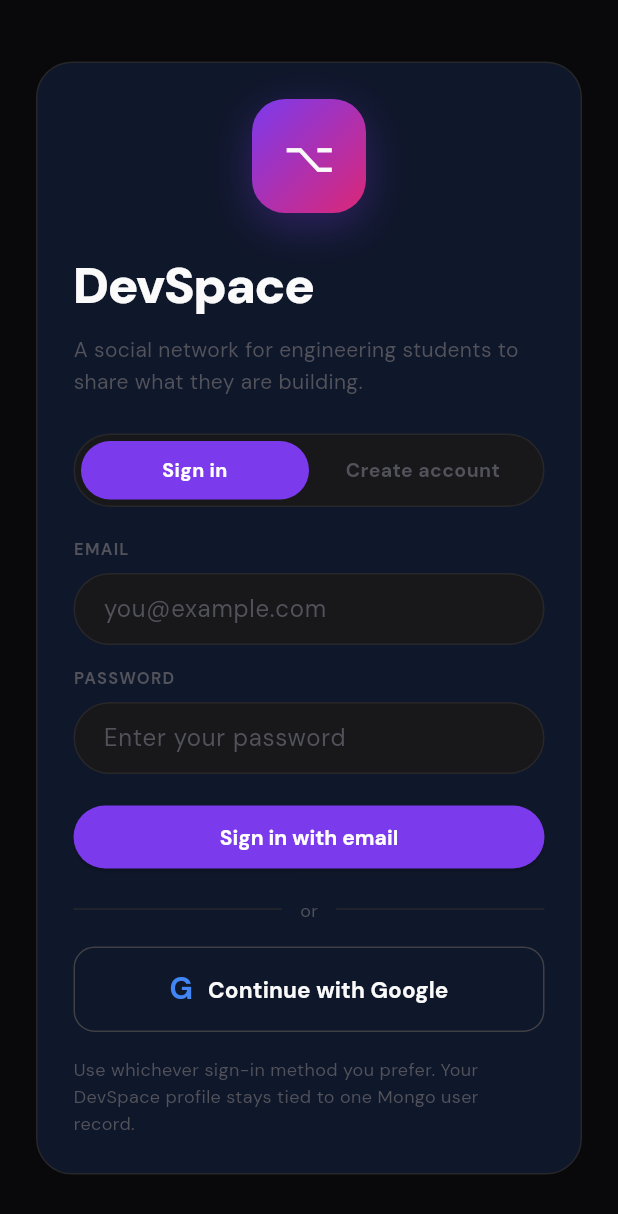
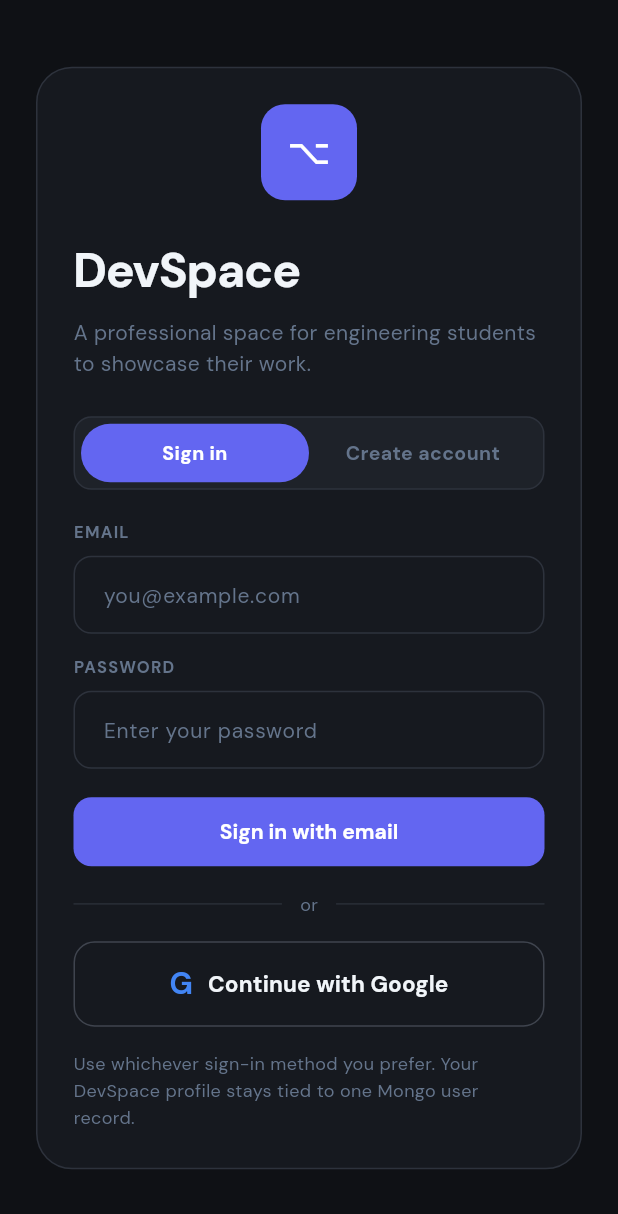
Before and after one commit to devspace-dev/Devspace, a Flutter app: the screen it shows after launch, on a phone screen of 412 x 824 dp. Shown: the top 1214 px of the screen. Run offline on Flutter 3.47's test engine with Material 3 defaults, Android fonts, the phone set to English and light mode, and no system bars; our stand-ins replace cached_network_image, flutter_local_notifications, google_fonts, image_picker, supabase_flutter, timeago; accounts and stored records are empty.

Commit message:
The working tables changes

```diff
--- a/lib/screens/login_screen.dart
+++ b/lib/screens/login_screen.dart
@@ -127,25 +127,14 @@
                       children: [
                         Center(
                           child: Container(
-                            width: 76,
-                            height: 76,
+                            width: 64,
+                            height: 64,
                             decoration: BoxDecoration(
-                              borderRadius: BorderRadius.circular(22),
-                              gradient: const LinearGradient(
-                                begin: Alignment.topLeft,
-                                end: Alignment.bottomRight,
-                                colors: [AppColors.primary, AppColors.secondary],
-                              ),
-                              boxShadow: [
-                                BoxShadow(
-                                  color: AppColors.primary.withValues(alpha: 0.3),
-                                  blurRadius: 24,
-                                  offset: const Offset(0, 8),
-                                ),
-                              ],
+                              color: AppColors.primary,
+                              borderRadius: BorderRadius.circular(16),
                             ),
                             child: const Center(
-                              child: Text('⌥', style: TextStyle(fontSize: 38)),
+                              child: Text('⌥', style: TextStyle(fontSize: 32, color: Colors.white)),
                             ),
                           ),
                         ),
@@ -153,15 +142,15 @@
                         const Text(
                           'DevSpace',
                           style: TextStyle(
-                            fontSize: 34,
-                            fontWeight: FontWeight.w900,
+                            fontSize: 32,
+                            fontWeight: FontWeight.w800,
                             color: AppColors.text,
-                            letterSpacing: -1.1,
+                            letterSpacing: -0.8,
                           ),
                         ),
                         const SizedBox(height: 8),
                         const Text(
-                          'A social network for engineering students to share what they are building.',
+                          'A professional space for engineering students to showcase their work.',
                           style: TextStyle(
                             fontSize: 14,
                             color: AppColors.text3,
@@ -173,7 +162,7 @@
                           padding: const EdgeInsets.all(4),
                           decoration: BoxDecoration(
                             color: AppColors.bg3,
-                            borderRadius: BorderRadius.circular(99),
+                            borderRadius: BorderRadius.circular(12),
                             border: Border.all(color: AppColors.border),
                           ),
                           child: Row(
--- a/lib/screens/profile_setup_screen.dart
+++ b/lib/screens/profile_setup_screen.dart
@@ -349,7 +349,7 @@
               Center(
                 child: ImageUploadWidget(
                   existingUrl: _avatarPath,
-                  uploadPath: 'profile_photos/$uid.jpg',
+                  uploadPath: 'profiles/$uid.jpg',
                   size: 112,
                   isCircle: true,
                   onUploaded: (url) => setState(() => _avatarPath = url),
--- a/lib/theme/app_colors.dart
+++ b/lib/theme/app_colors.dart
@@ -2,33 +2,33 @@
 
 class AppColors {
   // Brand
-  static const primary   = Color(0xFF7C3AED); // violet
-  static const secondary = Color(0xFFDB2777); // pink
+  static const primary   = Color(0xFF6366F1); // Indigo 500
+  static const secondary = Color(0xFF94A3B8); // Slate 400
 
   // Background layers
-  static const bg        = Color(0xFF09090B);
-  static const bg2       = Color(0xFF0F172A);
-  static const bg3       = Color(0xFF18181B);
+  static const bg        = Color(0xFF0F1115); // Deep Charcoal
+  static const bg2       = Color(0xFF16191F); // Slightly lighter
+  static const bg3       = Color(0xFF1E2229); // Accent background
 
   // Borders
-  static const border    = Color(0xFF27272A);
-  static const border2   = Color(0xFF3F3F46);
+  static const border    = Color(0xFF2D323C);
+  static const border2   = Color(0xFF3F444E);
 
   // Text
-  static const text      = Color(0xFFFAFAFA);
-  static const text2     = Color(0xFFA1A1AA);
-  static const text3     = Color(0xFF52525B);
-  static const text4     = Color(0xFF71717A);
+  static const text      = Color(0xFFF1F5F9); // Slate 50
+  static const text2     = Color(0xFF94A3B8); // Slate 400
+  static const text3     = Color(0xFF64748B); // Slate 500
+  static const text4     = Color(0xFF475569); // Slate 600
 
-  // Aura badge colours
-  static const sprout    = Color(0xFF059669);
-  static const spark     = Color(0xFFD97706);
-  static const flame     = Color(0xFFEA580C);
-  static const voltage   = Color(0xFF7C3AED);
-  static const nova      = Color(0xFFDB2777);
+  // Aura badge colours (Muted versions)
+  static const sprout    = Color(0xFF10B981);
+  static const spark     = Color(0xFFF59E0B);
+  static const flame     = Color(0xFFEF4444);
+  static const voltage   = Color(0xFF6366F1);
+  static const nova      = Color(0xFFEC4899);
 
   // Semantic
-  static const like      = Color(0xFFE11D48);
-  static const repost    = Color(0xFF059669);
-  static const solved    = Color(0xFF059669);
+  static const like      = Color(0xFFF43F5E);
+  static const repost    = Color(0xFF10B981);
+  static const solved    = Color(0xFF10B981);
 }
--- a/lib/theme/app_theme.dart
+++ b/lib/theme/app_theme.dart
@@ -18,17 +18,18 @@
       textTheme: GoogleFonts.dmSansTextTheme(
         ThemeData.dark().textTheme,
       ).apply(bodyColor: AppColors.text, displayColor: AppColors.text),
-      appBarTheme: AppBarTheme(
-        backgroundColor: AppColors.bg.withValues(alpha: 0.85),
+      appBarTheme: const AppBarTheme(
+        backgroundColor: AppColors.bg,
         elevation: 0,
+        scrolledUnderElevation: 0,
         systemOverlayStyle: SystemUiOverlayStyle.light,
-        titleTextStyle: GoogleFonts.dmSans(
+        titleTextStyle: TextStyle(
           color: AppColors.text,
           fontSize: 18,
-          fontWeight: FontWeight.w900,
-          letterSpacing: -0.5,
+          fontWeight: FontWeight.w700,
+          letterSpacing: -0.4,
         ),
-        iconTheme: const IconThemeData(color: AppColors.text),
+        iconTheme: IconThemeData(color: AppColors.text),
       ),
       bottomNavigationBarTheme: const BottomNavigationBarThemeData(
         backgroundColor: AppColors.bg,
@@ -41,33 +42,34 @@
       ),
       dividerTheme: const DividerThemeData(
         color: AppColors.border,
-        thickness: 1,
+        thickness: 0.8,
         space: 0,
       ),
       inputDecorationTheme: InputDecorationTheme(
         filled: true,
-        fillColor: AppColors.bg3,
+        fillColor: AppColors.bg2,
         border: OutlineInputBorder(
-          borderRadius: BorderRadius.circular(99),
+          borderRadius: BorderRadius.circular(12),
           borderSide: const BorderSide(color: AppColors.border),
         ),
         enabledBorder: OutlineInputBorder(
-          borderRadius: BorderRadius.circular(99),
+          borderRadius: BorderRadius.circular(12),
           borderSide: const BorderSide(color: AppColors.border),
         ),
         focusedBorder: OutlineInputBorder(
-          borderRadius: BorderRadius.circular(99),
-          borderSide: const BorderSide(color: AppColors.primary),
+          borderRadius: BorderRadius.circular(12),
+          borderSide: const BorderSide(color: AppColors.primary, width: 1.5),
         ),
-        hintStyle: const TextStyle(color: AppColors.text3),
-        contentPadding: const EdgeInsets.symmetric(horizontal: 16, vertical: 12),
+        hintStyle: const TextStyle(color: AppColors.text3, fontSize: 14),
+        contentPadding: const EdgeInsets.symmetric(horizontal: 16, vertical: 14),
       ),
       elevatedButtonTheme: ElevatedButtonThemeData(
         style: ElevatedButton.styleFrom(
           backgroundColor: AppColors.primary,
           foregroundColor: Colors.white,
-          shape: const StadiumBorder(),
-          padding: const EdgeInsets.symmetric(horizontal: 20, vertical: 12),
+          elevation: 0,
+          shape: RoundedRectangleBorder(borderRadius: BorderRadius.circular(12)),
+          padding: const EdgeInsets.symmetric(horizontal: 20, vertical: 14),
           textStyle: GoogleFonts.dmSans(fontWeight: FontWeight.w700, fontSize: 14),
         ),
       ),
```
Also changed, not shown: lib/app.dart (+27 -23 lines), lib/screens/home_screen.dart (+5 -5 lines), lib/widgets/aura_bar.dart (+8 -12 lines), lib/widgets/aura_pill.dart (+24 -13 lines), lib/widgets/github_card.dart (+40 -80 lines), lib/widgets/post_card.dart (+76 -61 lines), lib/widgets/profile_card.dart (+25 -29 lines), lib/widgets/user_avatar.dart (+12 -12 lines), 1 other file.
